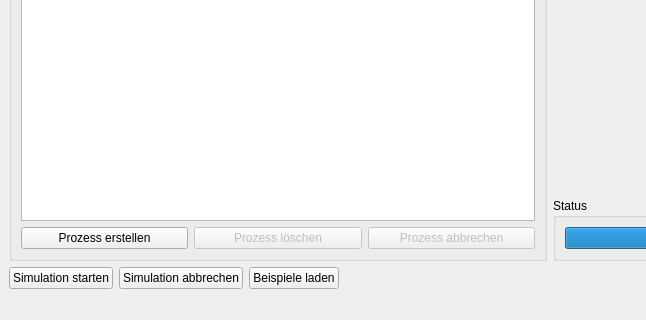
Above: Betriebssysteme_Scheduler/mainwindow.ui from Baffmer/Betriebssysteme_Scheduler before the change; both pictures show x 0 to 646 and y 367 to 687 of the 1099 by 687 pixel window. Below: the same form after it.
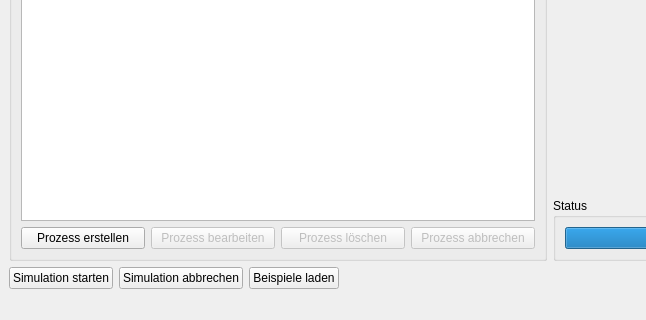
That is the form after the change.

Commit message: Button bearbeiten ist nun verfügbar

Patch:
```diff
--- a/Betriebssysteme_Scheduler/mainwindow.ui
+++ b/Betriebssysteme_Scheduler/mainwindow.ui
@@ -102,6 +102,16 @@
              </property>
             </widget>
            </item>
+           <item>
+            <widget class="QPushButton" name="pushButtonProzessBearbeiten">
+             <property name="enabled">
+              <bool>false</bool>
+             </property>
+             <property name="text">
+              <string>Prozess bearbeiten</string>
+             </property>
+            </widget>
+           </item>
            <item>
             <widget class="QPushButton" name="pushButtonProzessLoeschen">
              <property name="enabled">
```
The commit also changes 6 other files.
